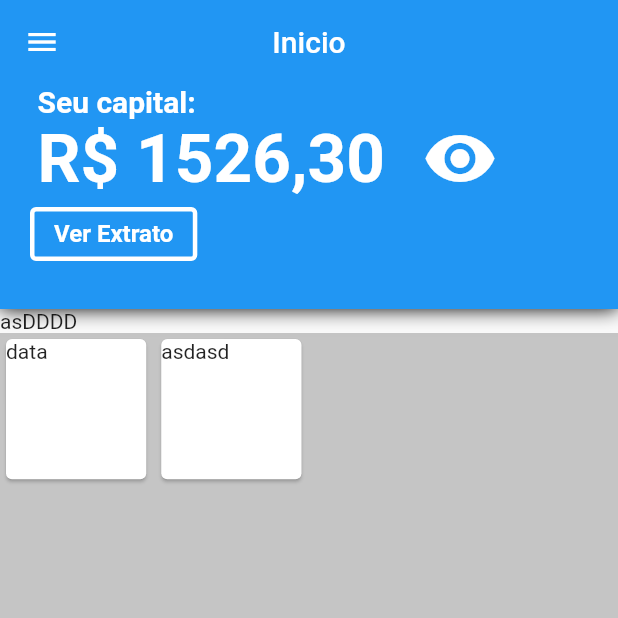
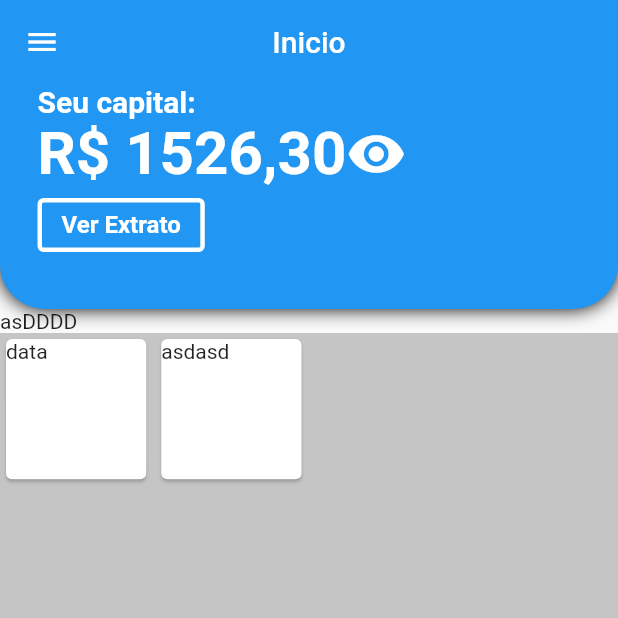
Before and after one commit to GabrielCiriaco/Cash-Builder, a Flutter app: the screen it shows after launch, on a phone screen of 412 x 824 dp, the top half of it. Run offline on Flutter 3.47's test engine with Material 2 defaults, Android fonts, the phone set to English and light mode, and no system bars.

Commit message:
Parte financeira

```diff
--- a/lib/screens/financeiro.dart
+++ b/lib/screens/financeiro.dart
@@ -14,23 +14,20 @@ class _FinanceiroState extends State<Financeiro> {
     return Container(
       height: 150,
       width: double.infinity,
+
       decoration: const BoxDecoration(
+        color: Colors.blue,
+        borderRadius: BorderRadius.vertical(top:Radius.zero, bottom: Radius.circular(30)),
         boxShadow: [
-          BoxShadow(
-            blurRadius: 10.0,
-          ),
-        ],
+          BoxShadow(blurRadius: 10.0,),],
       ),
 
-
       child: Container(
-        color: Colors.blue,
+        padding: EdgeInsets.symmetric(horizontal:25),
         child: Column(
           crossAxisAlignment: CrossAxisAlignment.start,
           children: [
-            Padding(
-              padding: EdgeInsets.symmetric(horizontal:25),
-              child: SizedBox(
+            SizedBox(
               width: double.infinity,
               child:Text(
                 style: TextStyle(
@@ -39,37 +36,29 @@ class _FinanceiroState extends State<Financeiro> {
                   fontWeight: FontWeight.bold),
                 'Seu capital:'),
             ),
-            ),
 
             // ignore: prefer_const_literals_to_create_immutables
             Row(
-
               // ignore: prefer_const_literals_to_create_immutables
               children: [
-              Padding(
-                padding: EdgeInsets.symmetric(horizontal:25),
-                child: Text(
+              Text(
                 style: TextStyle(
-                    fontSize: 45,
+                  fontSize: 40,
                   color: Colors.white,
                   fontWeight: FontWeight.bold),'R\$ 1526,30'),
-              ),
               Icon(Icons.visibility,
-              size: 50.0,
+              size: 40.0,
               color: Colors.white)
             ],),
 
-            Container(
-              padding: EdgeInsets.symmetric(horizontal: 20),
-              child: OutlinedButton(
+            OutlinedButton(
               onPressed: () {  },
+                    style: OutlinedButton.styleFrom(
+    side: BorderSide(width: 3.0, color: Colors.white),),
               child: Text(style: TextStyle(
                     fontSize: 16,
                     color: Colors.white,
                     fontWeight: FontWeight.bold),'Ver Extrato'),
-                      style: OutlinedButton.styleFrom(
-    side: BorderSide(width: 3.0, color: Colors.white),),
-                      ),
                     )
           ]),
       ),
```
Lines whose indentation alone changed are shown as unchanged.
